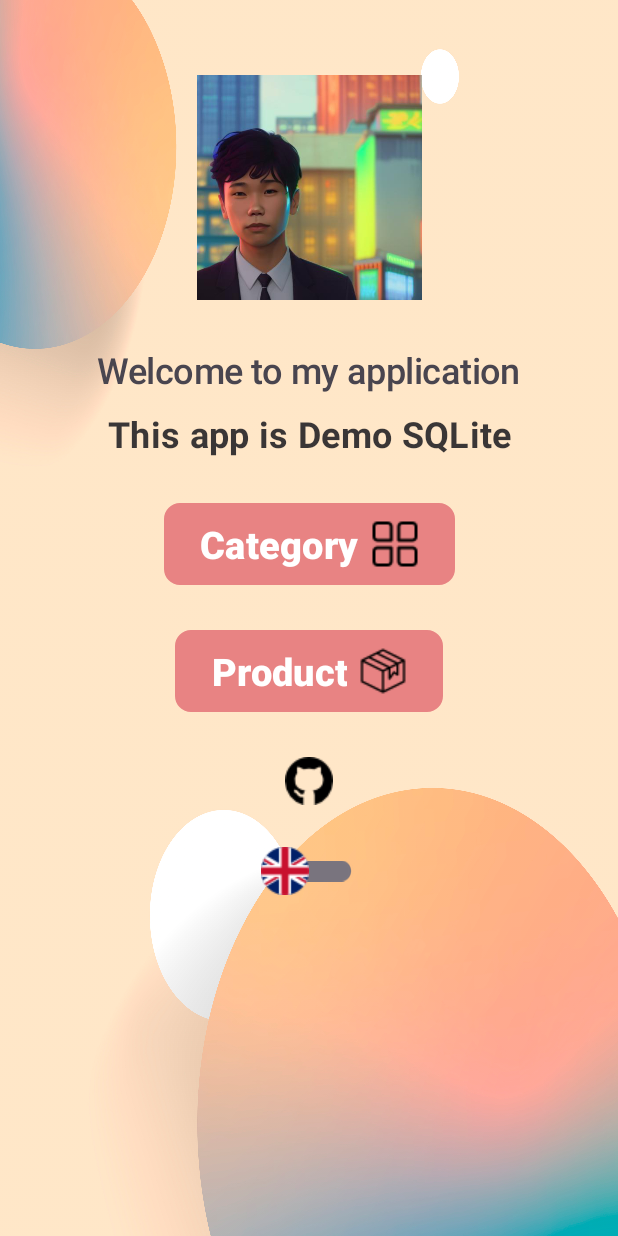
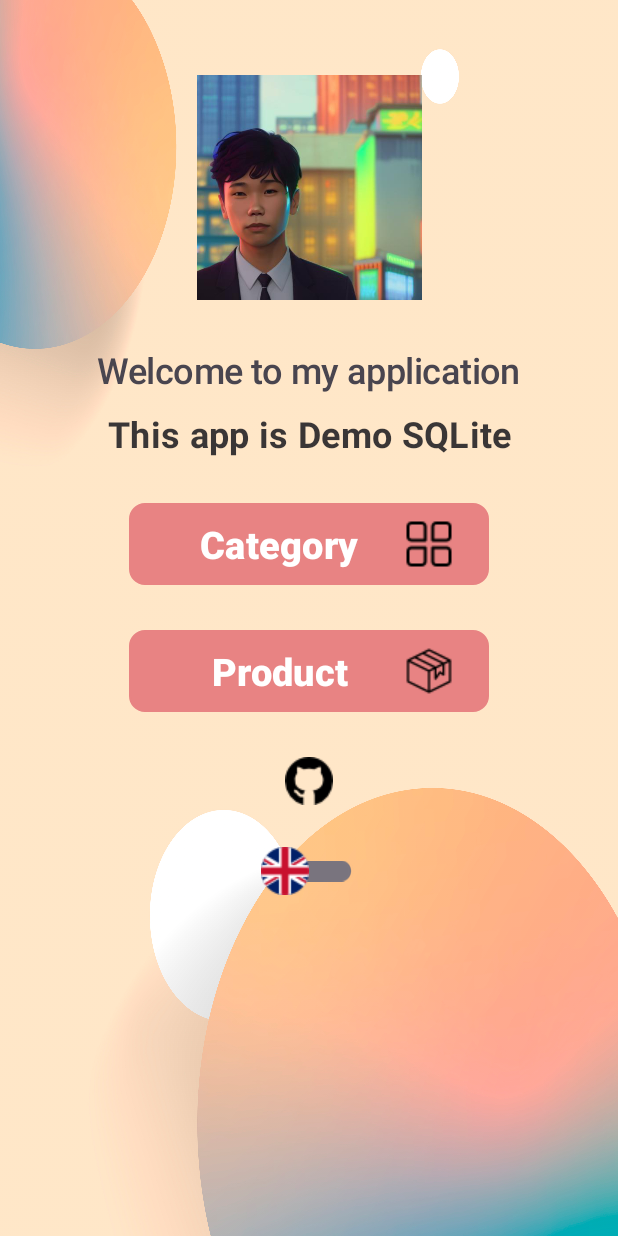
Before and after one commit to nqmgaming/DemoSQLite, an Android app: the screen it shows after launch (MainActivity), on a phone screen of 412 x 824 dp. Run offline under Robolectric (Android 15) with nearby library versions, the phone set to English and light mode, and no system bars.

```diff
--- a/app/src/main/res/layout/activity_main.xml
+++ b/app/src/main/res/layout/activity_main.xml
@@ -49,7 +49,7 @@
         android:textSize="25sp"
         android:textStyle="bold"
         android:drawableEnd="@drawable/category"
-        android:layout_width="wrap_content"
+        android:layout_width="240dp"
         android:layout_height="wrap_content"
         android:text="@string/category"
         android:id="@+id/btnCategory"
@@ -64,7 +64,7 @@
         android:textSize="25sp"
         android:textStyle="bold"
         android:drawableEnd="@drawable/product"
-        android:layout_width="wrap_content"
+        android:layout_width="240dp"
         android:layout_height="wrap_content"
         android:text="@string/product"
         android:id="@+id/btnProduct"
```
